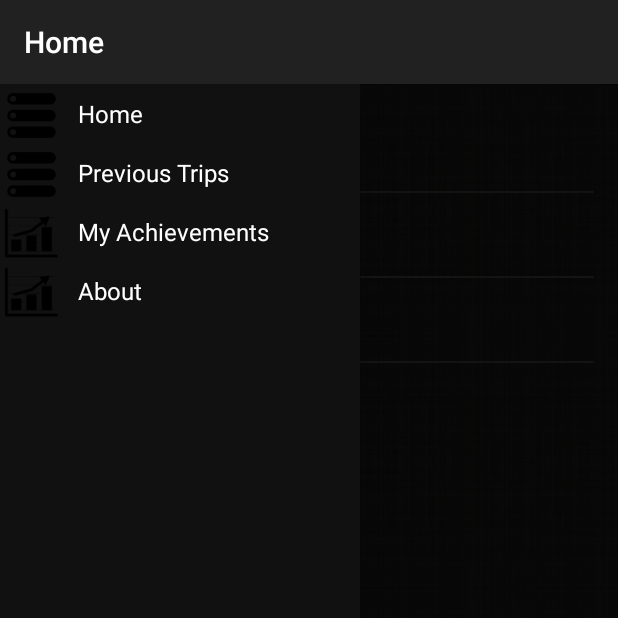
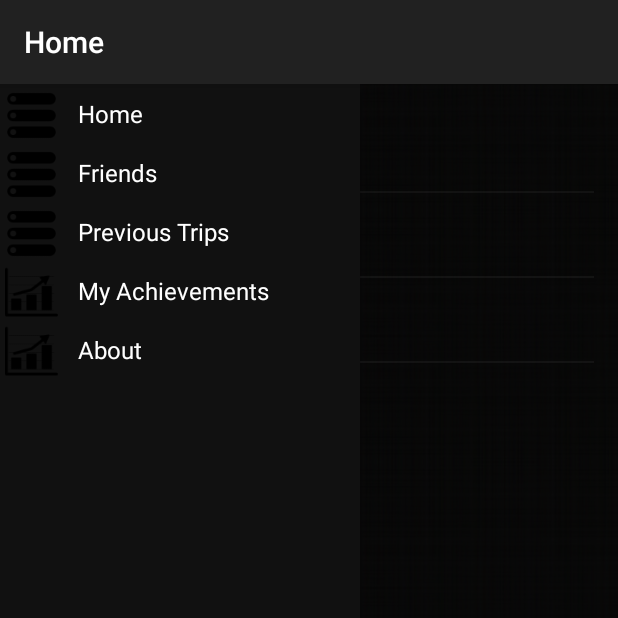
Before and after one commit to tkohn/codefest8, an Android app: the fragment TrackHistoryFragment placed in its activity, with the side drawer open, on a phone screen of 412 x 824 dp, the top half of it. Run offline under Robolectric (Android 15) with nearby library versions, the light colour scheme and no system bars.

Commit message:
Added several more fragments

```diff
--- a/app/app/src/main/java/de/codefest8/gamification8/MainActivity.java
+++ b/app/app/src/main/java/de/codefest8/gamification8/MainActivity.java
@@ -79,7 +79,7 @@ public class MainActivity extends ActionBarActivity {
                 newFragment = new HomeFragment();
                 break;
             case 1:
-                newFragment = new HistoryFragment();
+                newFragment = new TrackHistoryFragment();
                 break;
             case 2:
                 newFragment = new HomeFragment();
--- a/app/app/src/main/java/de/codefest8/gamification8/HistoryFragment.java
+++ b/app/app/src/main/java/de/codefest8/gamification8/TrackHistoryFragment.java
@@ -13,14 +13,14 @@ import java.util.GregorianCalendar;
 import de.codefest8.gamification8.models.Track;
 
 
-public class HistoryFragment extends ListFragment {
+public class TrackHistoryFragment extends ListFragment {
 
     @Override
     public View onCreateView(LayoutInflater inflater, ViewGroup container, Bundle savedInstanceState) {
         Track[] tracks = new Track[] { new Track(new GregorianCalendar(2014, 10, 4)), new Track(new GregorianCalendar(2014, 11, 5)), new Track(new GregorianCalendar(2015, 1, 1))};
         HistoryElementAdapter adapter = new HistoryElementAdapter(this.getActivity(), tracks);
         setListAdapter(adapter);
-        return inflater.inflate(R.layout.fragment_history, container, false);
+        return inflater.inflate(R.layout.fragment_trackhistory, container, false);
     }
 
     @Override
--- a/app/app/src/main/res/layout/fragment_about.xml
+++ b/app/app/src/main/res/layout/fragment_about.xml
@@ -1,10 +1,6 @@
 <RelativeLayout xmlns:android="http://schemas.android.com/apk/res/android"
     xmlns:tools="http://schemas.android.com/tools" android:layout_width="match_parent"
-    android:layout_height="match_parent" android:paddingLeft="@dimen/activity_horizontal_margin"
-    android:paddingRight="@dimen/activity_horizontal_margin"
-    android:paddingTop="@dimen/activity_vertical_margin"
-    android:paddingBottom="@dimen/activity_vertical_margin"
-    tools:context="de.codefest8.gamification8.AboutFragment"
+    android:layout_height="match_parent"
     android:background="@drawable/main_background">
 
 </RelativeLayout>
--- /dev/null
+++ b/app/app/src/main/res/layout/fragment_achievementlist.xml
@@ -0,0 +1,6 @@
+<?xml version="1.0" encoding="utf-8"?>
+<LinearLayout xmlns:android="http://schemas.android.com/apk/res/android"
+    android:orientation="vertical" android:layout_width="match_parent"
+    android:layout_height="match_parent">
+
+</LinearLayout>
--- /dev/null
+++ b/app/app/src/main/res/layout/fragment_frienddetail.xml
@@ -0,0 +1,6 @@
+<?xml version="1.0" encoding="utf-8"?>
+<LinearLayout xmlns:android="http://schemas.android.com/apk/res/android"
+    android:orientation="vertical" android:layout_width="match_parent"
+    android:layout_height="match_parent">
+
+</LinearLayout>
--- /dev/null
+++ b/app/app/src/main/res/layout/fragment_friendlist.xml
@@ -0,0 +1,6 @@
+<?xml version="1.0" encoding="utf-8"?>
+<LinearLayout xmlns:android="http://schemas.android.com/apk/res/android"
+    android:orientation="vertical" android:layout_width="match_parent"
+    android:layout_height="match_parent">
+
+</LinearLayout>
--- a/app/app/src/main/res/layout/fragment_history.xml
+++ b/app/app/src/main/res/layout/fragment_trackhistory.xml
@@ -7,7 +7,7 @@
     android:paddingRight="@dimen/activity_horizontal_margin"
     android:paddingTop="@dimen/activity_vertical_margin"
     android:paddingBottom="@dimen/activity_vertical_margin"
-    tools:context="de.codefest8.gamification8.HistoryFragment"
+    tools:context="de.codefest8.gamification8.TrackHistoryFragment"
     android:background="@drawable/main_background">
 
     <ListView
--- a/app/app/src/main/res/menu/menu_history.xml
+++ b/app/app/src/main/res/menu/menu_history.xml
@@ -1,7 +1,7 @@
 <menu xmlns:android="http://schemas.android.com/apk/res/android"
     xmlns:app="http://schemas.android.com/apk/res-auto"
     xmlns:tools="http://schemas.android.com/tools"
-    tools:context="de.codefest8.gamification8.HistoryFragment">
+    tools:context="de.codefest8.gamification8.TrackHistoryFragment">
     <item android:id="@+id/action_settings" android:title="@string/action_settings"
         android:orderInCategory="100" app:showAsAction="never" />
 </menu>
--- a/app/app/src/main/res/values/strings.xml
+++ b/app/app/src/main/res/values/strings.xml
@@ -8,6 +8,7 @@
 
     <string-array name="drawer_elements_name">
         <item>Home</item>
+        <item>Friends</item>
         <item>Previous Trips</item>
         <item>My Achievements</item>
         <item>About</item>
@@ -15,6 +16,7 @@
     <string-array name="drawer_elements_icon">
         <item>@mipmap/history</item>
         <item>@mipmap/history</item>
+        <item>@mipmap/history</item>
         <item>@mipmap/achievements</item>
         <item>@mipmap/achievements</item>
     </string-array>
```
Also changed, not shown: app/app/src/main/java/de/codefest8/gamification8/AchievementListFragment.java (added, +18 -0 lines), app/app/src/main/java/de/codefest8/gamification8/FriendDetailFragment.java (added, +18 -0 lines), app/app/src/main/java/de/codefest8/gamification8/FriendListFragment.java (added, +26 -0 lines), app/app/src/main/java/de/codefest8/gamification8/TrackDetailFragment.java (added, +18 -0 lines), app/app/src/main/res/layout/fragment_trackdetail.xml (added, +8 -0 lines), 1 other file.
